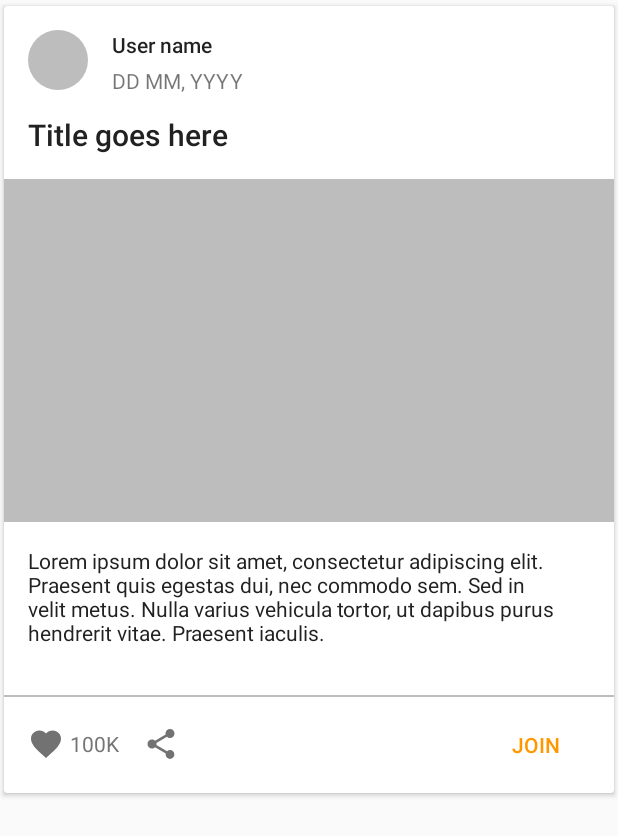
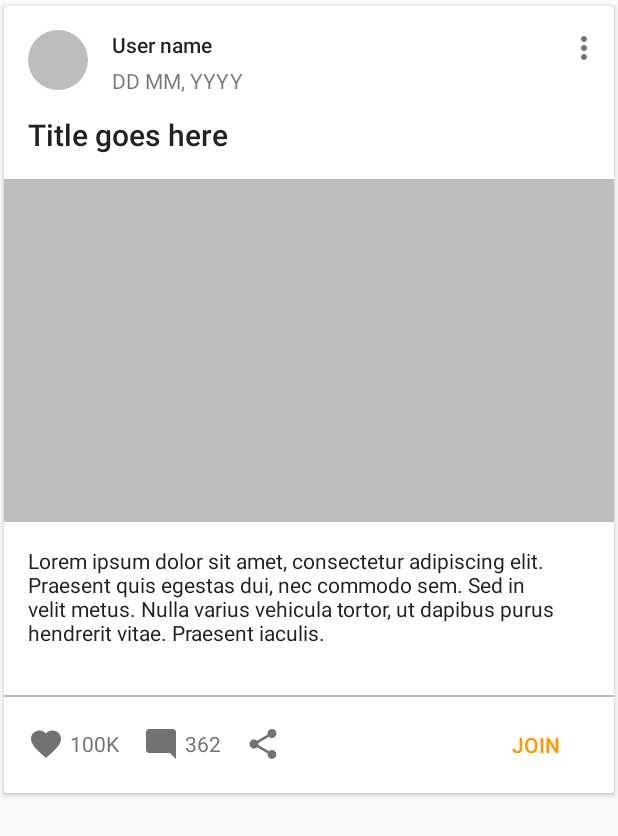
Before and after one commit to goodyim/GoddyAndroid, an Android app: the layout news_item.xml on its own in the app's theme, with its tools: preview values and no code run, on a phone screen of 412 x 824 dp. Shown: the top 836 px of the screen. Run offline under Robolectric (Android 15) with nearby library versions, the phone set to English and light mode, and no system bars.

Commit message:
Complete news item layout

```diff
--- /dev/null
+++ b/app/src/main/res/drawable/ic_comment_24dp.xml
@@ -0,0 +1,9 @@
+<vector xmlns:android="http://schemas.android.com/apk/res/android"
+        android:width="24dp"
+        android:height="24dp"
+        android:viewportWidth="24.0"
+        android:viewportHeight="24.0">
+    <path
+        android:fillColor="@color/icon"
+        android:pathData="M21.99,4c0,-1.1 -0.89,-2 -1.99,-2H4c-1.1,0 -2,0.9 -2,2v12c0,1.1 0.9,2 2,2h14l4,4 -0.01,-18z"/>
+</vector>
--- /dev/null
+++ b/app/src/main/res/drawable/ic_more_24dp.xml
@@ -0,0 +1,9 @@
+<vector xmlns:android="http://schemas.android.com/apk/res/android"
+        android:width="24dp"
+        android:height="24dp"
+        android:viewportWidth="24.0"
+        android:viewportHeight="24.0">
+    <path
+        android:fillColor="@color/icon"
+        android:pathData="M12,8c1.1,0 2,-0.9 2,-2s-0.9,-2 -2,-2 -2,0.9 -2,2 0.9,2 2,2zM12,10c-1.1,0 -2,0.9 -2,2s0.9,2 2,2 2,-0.9 2,-2 -0.9,-2 -2,-2zM12,16c-1.1,0 -2,0.9 -2,2s0.9,2 2,2 2,-0.9 2,-2 -0.9,-2 -2,-2z"/>
+</vector>
--- a/app/src/main/res/layout/news_item.xml
+++ b/app/src/main/res/layout/news_item.xml
@@ -14,6 +14,24 @@
         android:layout_width="match_parent"
         android:layout_height="wrap_content">
 
+
+        <TextView
+            android:id="@+id/news_item_comments"
+            android:layout_width="wrap_content"
+            android:layout_height="wrap_content"
+            android:layout_marginBottom="0dp"
+            android:layout_marginLeft="16dp"
+            android:layout_marginStart="16dp"
+            android:layout_marginTop="0dp"
+            android:drawableLeft="@drawable/ic_heart"
+            android:drawablePadding="4dp"
+            android:drawableStart="@drawable/ic_comment_24dp"
+            android:gravity="center_vertical"
+            android:textColor="@color/secondary_text"
+            app:layout_constraintBottom_toBottomOf="@+id/news_item_likes"
+            app:layout_constraintLeft_toRightOf="@+id/news_item_likes"
+            app:layout_constraintTop_toTopOf="@+id/news_item_likes"
+            tools:text="362" />
 
         <ImageView
             android:id="@+id/news_item_user_avatar"
@@ -110,14 +128,18 @@
             android:layout_width="wrap_content"
             android:layout_height="wrap_content"
             android:layout_marginBottom="0dp"
-            android:layout_marginLeft="16dp"
             android:layout_marginStart="16dp"
             android:layout_marginTop="0dp"
             android:contentDescription="@string/news_item_share_description"
             app:layout_constraintBottom_toBottomOf="@+id/news_item_likes"
-            app:layout_constraintLeft_toRightOf="@+id/news_item_likes"
             app:layout_constraintTop_toTopOf="@+id/news_item_likes"
-            app:srcCompat="@drawable/ic_share_24dp" />
+            app:srcCompat="@drawable/ic_share_24dp"
+            app:layout_constraintVertical_bias="0.5"
+            app:layout_constraintRight_toLeftOf="@+id/news_item_join"
+            android:layout_marginRight="16dp"
+            app:layout_constraintLeft_toRightOf="@+id/news_item_comments"
+            android:layout_marginLeft="16dp"
+            app:layout_constraintHorizontal_bias="0.0" />
 
         <Button
             android:id="@+id/news_item_join"
@@ -150,5 +172,18 @@
             app:layout_constraintLeft_toLeftOf="parent"
             app:layout_constraintTop_toTopOf="@+id/view"
             tools:text="100K" />
+
+        <ImageView
+            android:contentDescription="@string/news_item_more_description"
+            android:layout_width="wrap_content"
+            android:layout_height="wrap_content"
+            android:layout_marginRight="8dp"
+            android:layout_marginEnd="8dp"
+            android:layout_marginTop="16dp"
+            android:adjustViewBounds="true"
+            app:layout_constraintRight_toRightOf="parent"
+            app:layout_constraintTop_toTopOf="parent"
+            app:srcCompat="@drawable/ic_more_24dp" />
+
     </android.support.constraint.ConstraintLayout>
 </android.support.v7.widget.CardView>
--- a/app/src/main/res/values/strings.xml
+++ b/app/src/main/res/values/strings.xml
@@ -5,6 +5,7 @@
     <string name="news_item_image_description">Deal main image</string>
     <string name="news_item_avatar_description">User avatar</string>
     <string name="news_item_share_description">Share</string>
+    <string name="news_item_more_description">More actions</string>
     <string name="join">Join</string>
 
 </resources>
```
